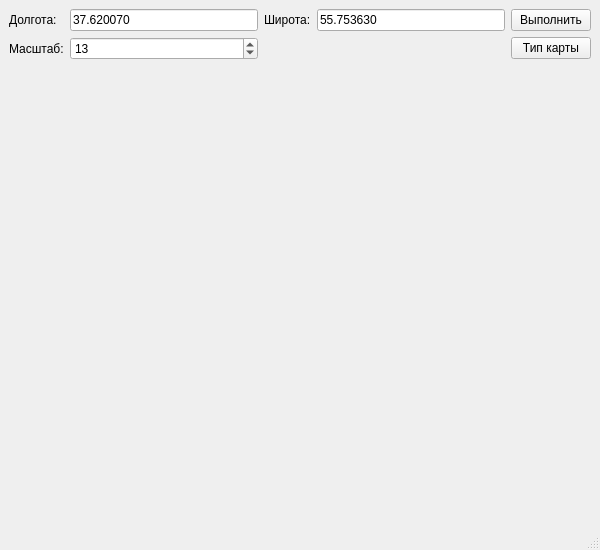
This is ui.ui in Lioueq/map_observer as Qt 5 draws it before an edit. The edited form follows.
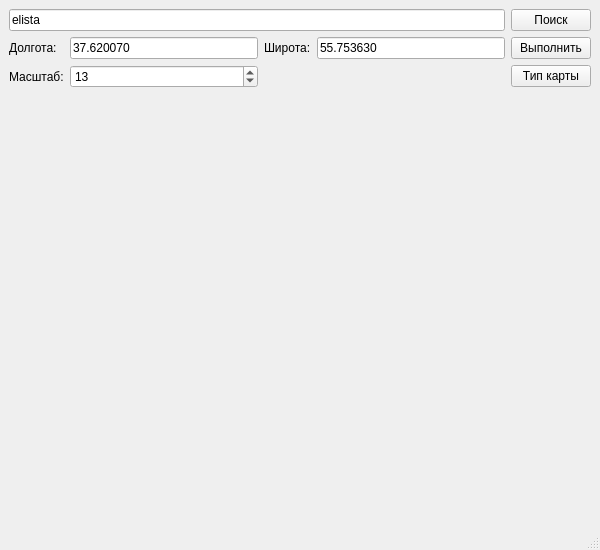
This is the edited form.

The edit to the form file:
```diff
--- a/ui.ui
+++ b/ui.ui
@@ -15,42 +15,59 @@
   </property>
   <widget class="QWidget" name="centralwidget">
    <layout class="QGridLayout" name="gridLayout">
-    <item row="1" column="3">
-     <widget class="QLabel" name="label_error_msg">
+    <item row="2" column="0">
+     <widget class="QLabel" name="label_zoom">
       <property name="text">
-       <string/>
+       <string>Масштаб:</string>
       </property>
      </widget>
     </item>
-    <item row="0" column="4">
-     <widget class="QPushButton" name="btn_run">
-      <property name="text">
-       <string>Выполнить</string>
-      </property>
-     </widget>
-    </item>
-    <item row="0" column="0">
+    <item row="1" column="0">
      <widget class="QLabel" name="label_lon">
       <property name="text">
        <string>Долгота:</string>
       </property>
      </widget>
     </item>
-    <item row="2" column="0" colspan="5">
+    <item row="3" column="0" colspan="5">
      <widget class="QLabel" name="label_map">
       <property name="text">
        <string/>
       </property>
      </widget>
     </item>
-    <item row="1" column="0">
-     <widget class="QLabel" name="label_zoom">
+    <item row="1" column="4">
+     <widget class="QPushButton" name="btn_run">
       <property name="text">
-       <string>Масштаб:</string>
+       <string>Выполнить</string>
       </property>
      </widget>
     </item>
-    <item row="0" column="3">
+    <item row="2" column="3">
+     <widget class="QLabel" name="label_error_msg">
+      <property name="text">
+       <string/>
+      </property>
+     </widget>
+    </item>
+    <item row="1" column="1">
+     <widget class="QLineEdit" name="line_lon">
+      <property name="focusPolicy">
+       <enum>Qt::ClickFocus</enum>
+      </property>
+      <property name="text">
+       <string>37.620070</string>
+      </property>
+     </widget>
+    </item>
+    <item row="1" column="2">
+     <widget class="QLabel" name="label_lat">
+      <property name="text">
+       <string>Широта:</string>
+      </property>
+     </widget>
+    </item>
+    <item row="1" column="3">
      <widget class="QLineEdit" name="line_lat">
       <property name="enabled">
        <bool>true</bool>
@@ -66,24 +83,7 @@
       </property>
      </widget>
     </item>
-    <item row="0" column="2">
-     <widget class="QLabel" name="label_lat">
-      <property name="text">
-       <string>Широта:</string>
-      </property>
-     </widget>
-    </item>
-    <item row="0" column="1">
-     <widget class="QLineEdit" name="line_lon">
-      <property name="focusPolicy">
-       <enum>Qt::ClickFocus</enum>
-      </property>
-      <property name="text">
-       <string>37.620070</string>
-      </property>
-     </widget>
-    </item>
-    <item row="1" column="1">
+    <item row="2" column="1">
      <widget class="QSpinBox" name="spin_zoom">
       <property name="focusPolicy">
        <enum>Qt::ClickFocus</enum>
@@ -99,13 +99,33 @@
       </property>
      </widget>
     </item>
-    <item row="1" column="4">
+    <item row="2" column="4">
      <widget class="QPushButton" name="btn_change_map">
       <property name="text">
        <string>Тип карты</string>
       </property>
      </widget>
     </item>
+    <item row="0" column="4">
+     <widget class="QPushButton" name="btn_search">
+      <property name="text">
+       <string>Поиск</string>
+      </property>
+     </widget>
+    </item>
+    <item row="0" column="0" colspan="4">
+     <widget class="QLineEdit" name="line_search">
+      <property name="sizePolicy">
+       <sizepolicy hsizetype="Ignored" vsizetype="Fixed">
+        <horstretch>0</horstretch>
+        <verstretch>0</verstretch>
+       </sizepolicy>
+      </property>
+      <property name="text">
+       <string>elista</string>
+      </property>
+     </widget>
+    </item>
    </layout>
   </widget>
   <widget class="QMenuBar" name="menubar">
```
